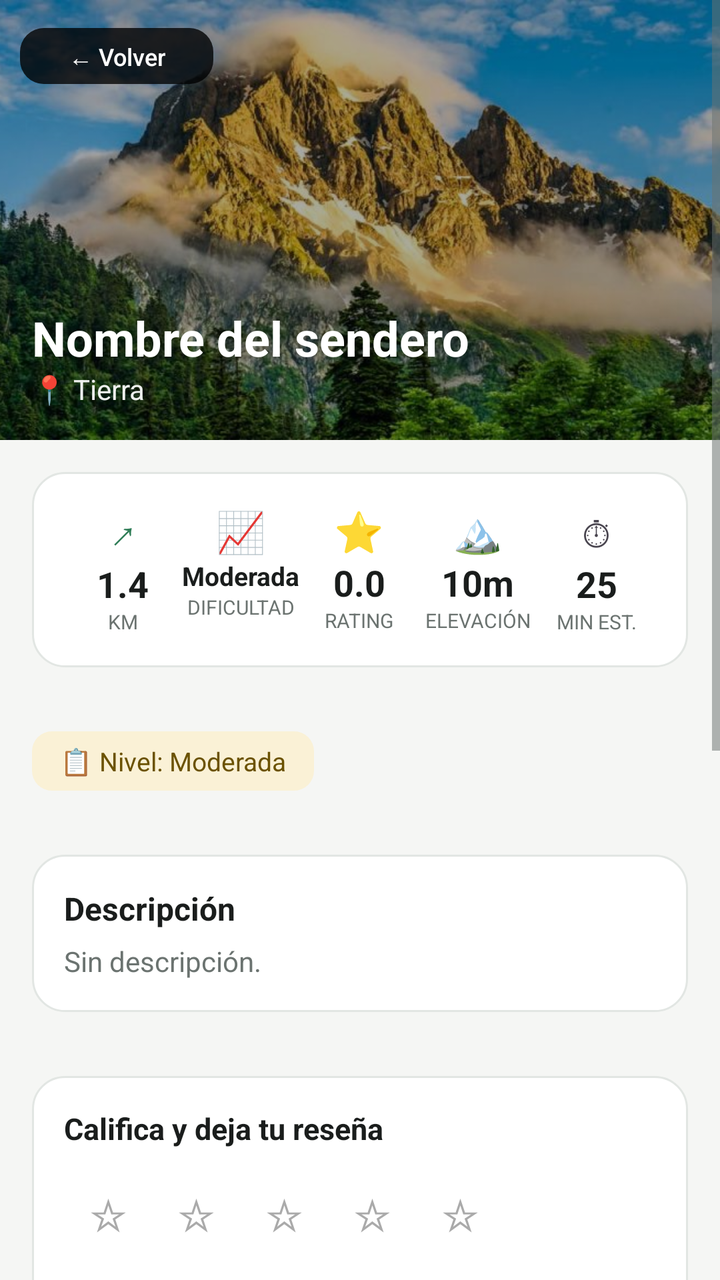
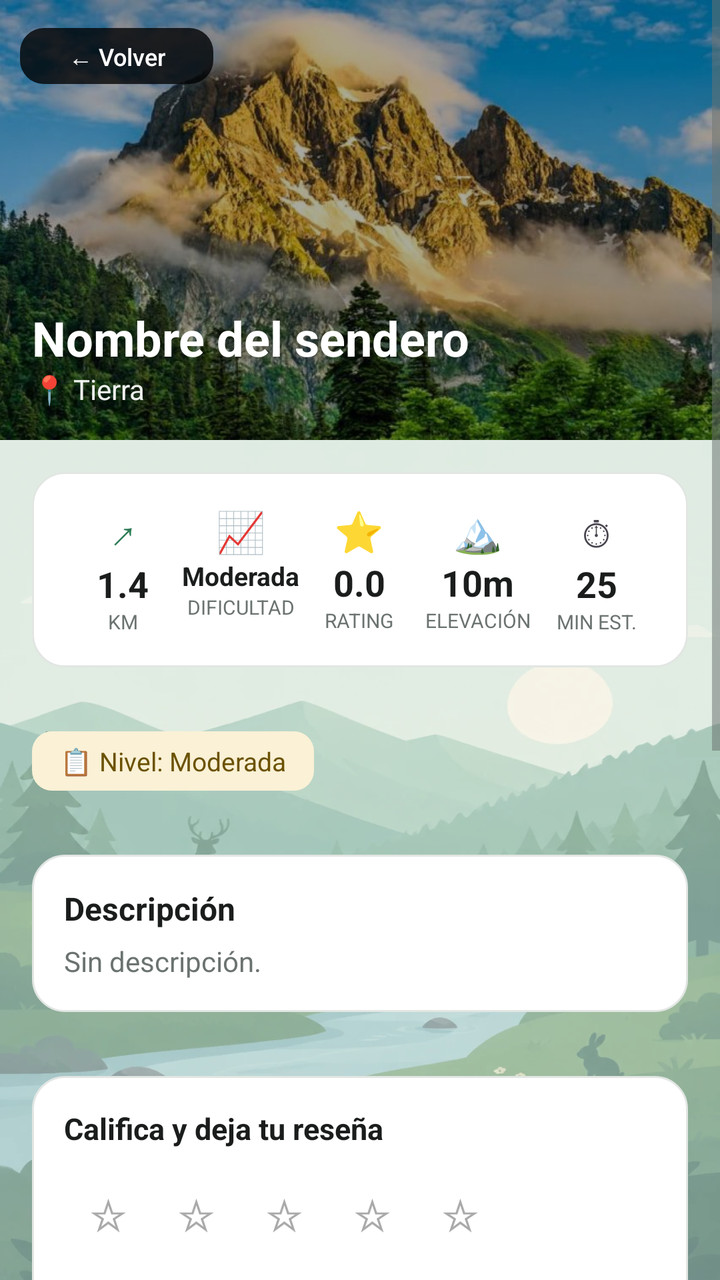

Two renders of the same Android screen: before a commit and after it. Below are the layout's source before the change and the commit's diff.
<!-- AndroidManifest.xml: application theme Theme.RunGuide -->
<!-- res/layout/activity_detalle_sendero.xml -->
<?xml version="1.0" encoding="utf-8"?>
<ScrollView xmlns:android="http://schemas.android.com/apk/res/android"
    android:layout_width="match_parent"
    android:layout_height="match_parent"
    android:background="@color/fondo_app">

    <LinearLayout
        android:layout_width="match_parent"
        android:layout_height="wrap_content"
        android:orientation="vertical">

        
        <FrameLayout
            android:layout_width="match_parent"
            android:layout_height="220dp">

            <ImageView
                android:id="@+id/imgPortada"
                android:layout_width="match_parent"
                android:layout_height="match_parent"
                android:scaleType="centerCrop"
                android:src="@drawable/montana" />

            <View
                android:layout_width="match_parent"
                android:layout_height="match_parent"
                android:background="#55000000" />

            <LinearLayout
                android:layout_width="match_parent"
                android:layout_height="wrap_content"
                android:layout_gravity="bottom"
                android:orientation="vertical"
                android:padding="16dp">

                <TextView
                    android:id="@+id/tvNombre"
                    android:layout_width="wrap_content"
                    android:layout_height="wrap_content"
                    android:text="@string/nombre_del_sendero_2"
                    android:textSize="24sp"
                    android:textStyle="bold"
                    android:textColor="#FFFFFF" />

                <TextView
                    android:id="@+id/tvTipoTerreno"
                    android:layout_width="wrap_content"
                    android:layout_height="wrap_content"
                    android:text="@string/tierra"
                    android:textSize="14sp"
                    android:textColor="@color/gris_campo" />

            </LinearLayout>

            <Button
                android:id="@+id/btnVolver"
                android:layout_width="wrap_content"
                android:layout_height="36dp"
                android:text="@string/volver"
                android:textSize="12sp"
                android:layout_gravity="top|start"
                android:layout_margin="10dp"
                android:backgroundTint="#88000000"
                android:textColor="#FFFFFF" />

        </FrameLayout>

        
        <LinearLayout
            android:layout_width="match_parent"
            android:layout_height="wrap_content"
            android:orientation="horizontal"
            android:layout_margin="16dp"
            android:background="@drawable/bg_card"
            android:padding="16dp">

            <LinearLayout
                android:layout_width="0dp"
                android:layout_weight="1"
                android:layout_height="wrap_content"
                android:orientation="vertical"
                android:gravity="center">

                <TextView
                    android:layout_width="wrap_content"
                    android:layout_height="wrap_content"
                    android:text="↗"
                    android:textSize="20sp"
                    android:textColor="@color/verde_primario"/>

                <TextView
                    android:id="@+id/tvDistancia"
                    android:layout_width="wrap_content"
                    android:layout_height="wrap_content"
                    android:text="1.4"
                    android:textSize="18sp"
                    android:textStyle="bold"
                    android:textColor="@color/texto_principal"/>

                <TextView
                    android:layout_width="wrap_content"
                    android:layout_height="wrap_content"
                    android:text="@string/km"
                    android:textSize="10sp"
                    android:textColor="@color/texto_secundario"/>

            </LinearLayout>

            <LinearLayout
                android:layout_width="0dp"
                android:layout_weight="1"
                android:layout_height="wrap_content"
                android:orientation="vertical"
                android:gravity="center">

                <TextView
                    android:layout_width="wrap_content"
                    android:layout_height="wrap_content"
                    android:text="📈"
                    android:textSize="20sp"/>

                <TextView
                    android:id="@+id/tvDificultad"
                    android:layout_width="wrap_content"
                    android:layout_height="wrap_content"
                    android:text="@string/moderada"
                    android:textSize="13sp"
                    android:textStyle="bold"
                    android:textColor="@color/texto_principal"/>

                <TextView
                    android:layout_width="wrap_content"
                    android:layout_height="wrap_content"
                    android:text="@string/dificultad"
                    android:textSize="10sp"
                    android:textColor="@color/texto_secundario"/>

            </LinearLayout>

            <LinearLayout
                android:layout_width="0dp"
                android:layout_weight="1"
                android:layout_height="wrap_content"
                android:orientation="vertical"
                android:gravity="center">

                <TextView
                    android:layout_width="wrap_content"
                    android:layout_height="wrap_content"
                    android:text="⭐"
                    android:textSize="20sp"/>

                <TextView
                    android:id="@+id/tvRating"
                    android:layout_width="wrap_content"
                    android:layout_height="wrap_content"
                    android:text="0.0"
                    android:textSize="18sp"
                    android:textStyle="bold"
                    android:textColor="@color/texto_principal"/>

                <TextView
                    android:layout_width="wrap_content"
                    android:layout_height="wrap_content"
                    android:text="@string/rating"
                    android:textSize="10sp"
                    android:textColor="@color/texto_secundario"/>

            </LinearLayout>

            <LinearLayout
                android:layout_width="0dp"
                android:layout_weight="1"
                android:layout_height="wrap_content"
                android:orientation="vertical"
                android:gravity="center">

                <TextView
                    android:layout_width="wrap_content"
                    android:layout_height="wrap_content"
                    android:text="🏔"
                    android:textSize="20sp"/>

                <TextView
                    android:id="@+id/tvElevacion"
                    android:layout_width="wrap_content"
                    android:layout_height="wrap_content"
                    android:text="@string/elevacion_ejemplo"
                    android:textSize="18sp"
                    android:textStyle="bold"
                    android:textColor="@color/texto_principal"/>

                <TextView
                    android:layout_width="wrap_content"
                    android:layout_height="wrap_content"
                    android:text="@string/elevacion"
                    android:textSize="10sp"
                    android:textColor="@color/texto_secundario"/>

            </LinearLayout>

            <LinearLayout
                android:layout_width="0dp"
                android:layout_weight="1"
                android:layout_height="wrap_content"
                android:orientation="vertical"
                android:gravity="center">

                <TextView
                    android:layout_width="wrap_content"
                    android:layout_height="wrap_content"
                    android:text="⏱"
                    android:textSize="20sp"/>

                <TextView
                    android:id="@+id/tvTiempo"
                    android:layout_width="wrap_content"
                    android:layout_height="wrap_content"
                    android:text="25"
                    android:textSize="18sp"
                    android:textStyle="bold"
                    android:textColor="@color/texto_principal"/>

                <TextView
                    android:layout_width="wrap_content"
                    android:layout_height="wrap_content"
                    android:text="@string/min_est"
                    android:textSize="10sp"
                    android:textColor="@color/texto_secundario"/>

            </LinearLayout>

        </LinearLayout>

        
        <TextView
            android:id="@+id/tvNivelBadge"
            android:layout_width="wrap_content"
            android:layout_height="wrap_content"
            android:layout_margin="16dp"
            android:paddingStart="14dp"
            android:paddingEnd="14dp"
            android:paddingTop="6dp"
            android:paddingBottom="6dp"
            android:text="@string/nivel_moderada"
            android:textSize="13sp"
            android:textColor="@color/amarillo_texto"
            android:background="@drawable/bg_badge_amarillo" />

        
        <LinearLayout
            android:layout_width="match_parent"
            android:layout_height="wrap_content"
            android:orientation="vertical"
            android:layout_margin="16dp"
            android:background="@drawable/bg_card"
            android:padding="16dp">

            <TextView
                android:layout_width="wrap_content"
                android:layout_height="wrap_content"
                android:text="@string/descripcion"
                android:textSize="16sp"
                android:textStyle="bold"
                android:textColor="@color/texto_principal"
                android:layout_marginBottom="6dp"/>

            <TextView
                android:id="@+id/tvDescripcion"
                android:layout_width="match_parent"
                android:layout_height="wrap_content"
                android:text="@string/sin_descripcion"
                android:textSize="14sp"
                android:textColor="@color/texto_secundario"
                android:lineSpacingExtra="4dp"/>

        </LinearLayout>

        
        <LinearLayout
            android:id="@+id/cardMapa"
            android:layout_width="match_parent"
            android:layout_height="wrap_content"
            android:orientation="vertical"
            android:layout_marginStart="16dp"
            android:layout_marginEnd="16dp"
            android:layout_marginBottom="16dp"
            android:background="@drawable/bg_card"
            android:padding="16dp"
            android:visibility="gone">

            <TextView
                android:layout_width="wrap_content"
                android:layout_height="wrap_content"
                android:text="@string/ubicacion_mapa_titulo"
                android:textSize="16sp"
                android:textStyle="bold"
                android:textColor="@color/texto_principal"
                android:layout_marginBottom="10dp" />

            <FrameLayout
                android:id="@+id/mapaContenedor"
                android:layout_width="match_parent"
                android:layout_height="190dp"
                android:background="@color/gris_campo" />

            <LinearLayout
                android:layout_width="match_parent"
                android:layout_height="wrap_content"
                android:orientation="horizontal"
                android:layout_marginTop="12dp">

                <Button
                    android:id="@+id/btnAbrirMapa"
                    style="@style/Widget.Material3.Button.OutlinedButton"
                    android:layout_width="0dp"
                    android:layout_weight="1"
                    android:layout_height="48dp"
                    android:text="@string/abrir_en_maps"
                    android:textSize="13sp"
                    android:textColor="@color/texto_principal"
                    android:layout_marginEnd="6dp" />

                <Button
                    android:id="@+id/btnComoLlegar"
                    android:layout_width="0dp"
                    android:layout_weight="1"
                    android:layout_height="48dp"
                    android:text="@string/como_llegar"
                    android:textSize="13sp"
                    android:backgroundTint="@color/verde_primario"
                    android:textColor="#FFFFFF"
                    android:layout_marginStart="6dp" />
            </LinearLayout>

        </LinearLayout>

        
        <LinearLayout
            android:layout_width="match_parent"
            android:layout_height="wrap_content"
            android:orientation="vertical"
            android:layout_margin="16dp"
            android:background="@drawable/bg_card"
            android:padding="16dp">

            <TextView
                android:layout_width="wrap_content"
                android:layout_height="wrap_content"
                android:text="@string/califica_y_deja_tu_resena"
                android:textSize="15sp"
                android:textStyle="bold"
                android:textColor="@color/texto_principal"
                android:layout_marginBottom="10dp"/>

            
            <LinearLayout
                android:layout_width="wrap_content"
                android:layout_height="wrap_content"
                android:orientation="horizontal"
                android:layout_marginBottom="12dp">

                <Button
                    android:id="@+id/star1"
                    android:layout_width="44dp"
                    android:layout_height="44dp"
                    android:text="☆"
                    android:textSize="22sp"
                    android:backgroundTint="@android:color/transparent"
                    android:textColor="@android:color/darker_gray"
                    android:padding="0dp"/>

                <Button
                    android:id="@+id/star2"
                    android:layout_width="44dp"
                    android:layout_height="44dp"
                    android:text="☆"
                    android:textSize="22sp"
                    android:backgroundTint="@android:color/transparent"
                    android:textColor="@android:color/darker_gray"
                    android:padding="0dp"/>

                <Button
                    android:id="@+id/star3"
                    android:layout_width="44dp"
                    android:layout_height="44dp"
                    android:text="☆"
                    android:textSize="22sp"
                    android:backgroundTint="@android:color/transparent"
                    android:textColor="@android:color/darker_gray"
                    android:padding="0dp"/>

                <Button
                    android:id="@+id/star4"
                    android:layout_width="44dp"
                    android:layout_height="44dp"
                    android:text="☆"
                    android:textSize="22sp"
                    android:backgroundTint="@android:color/transparent"
                    android:textColor="@android:color/darker_gray"
                    android:padding="0dp"/>

                <Button
                    android:id="@+id/star5"
                    android:layout_width="44dp"
                    android:layout_height="44dp"
                    android:text="☆"
                    android:textSize="22sp"
                    android:backgroundTint="@android:color/transparent"
                    android:textColor="@android:color/darker_gray"
                    android:padding="0dp"/>

            </LinearLayout>

            
            <EditText
                android:id="@+id/etResena"
                android:layout_width="match_parent"
                android:layout_height="wrap_content"
                android:hint="@string/escribe_tu_resena_aqui"
                android:minLines="3"
                android:maxLines="5"
                android:inputType="textMultiLine"
                android:background="@drawable/bg_input"
                android:padding="10dp"
                android:layout_marginBottom="10dp"/>

            
            <ImageView
                android:id="@+id/imgFotoResena"
                android:layout_width="match_parent"
                android:layout_height="150dp"
                android:scaleType="centerCrop"
                android:background="@color/gris_campo"
                android:visibility="gone"
                android:layout_marginBottom="8dp"/>

            
            <TextView
                android:id="@+id/tvFotoResenaEstado"
                android:layout_width="wrap_content"
                android:layout_height="wrap_content"
                android:text="@string/sin_foto_opcional"
                android:textSize="12sp"
                android:textColor="@color/texto_secundario"
                android:layout_marginBottom="8dp"/>

            
            <Button
                android:id="@+id/btnFotoResena"
                android:layout_width="match_parent"
                android:layout_height="40dp"
                android:text="@string/agregar_foto_a_la_resena"
                android:textSize="13sp"
                android:backgroundTint="@color/verde_claro"
                android:textColor="@color/verde_primario"
                android:layout_marginBottom="10dp"/>

            
            <Button
                android:id="@+id/btnEnviarResena"
                android:layout_width="match_parent"
                android:layout_height="46dp"
                android:text="@string/publicar_resena"
                android:textSize="14sp"
                android:backgroundTint="@color/verde_primario"
                android:textColor="#FFFFFF"/>

        </LinearLayout>

        
        <LinearLayout
            android:layout_width="match_parent"
            android:layout_height="wrap_content"
            android:orientation="vertical"
            android:layout_marginStart="16dp"
            android:layout_marginEnd="16dp"
            android:layout_marginBottom="8dp">

            <Button
                android:id="@+id/btnVerResenas"
                android:layout_width="match_parent"
                android:layout_height="46dp"
                android:text="@string/ver_resenas_0"
                android:textSize="14sp"
                android:backgroundTint="@color/superficie"
                android:textColor="@color/texto_principal"/>

        </LinearLayout>

        
        <LinearLayout
            android:layout_width="match_parent"
            android:layout_height="wrap_content"
            android:orientation="vertical"
            android:paddingStart="16dp"
            android:paddingEnd="16dp"
            android:paddingBottom="24dp">

            <Button
                android:id="@+id/btnIniciarRuta"
                android:layout_width="match_parent"
                android:layout_height="52dp"
                android:text="@string/iniciar_esta_ruta"
                android:textSize="16sp"
                android:backgroundTint="@color/amarillo"
                android:textColor="@color/texto_principal"
                android:textStyle="bold"
                android:layout_marginBottom="10dp"/>

            <Button
                android:id="@+id/btnFavorito"
                android:layout_width="match_parent"
                android:layout_height="52dp"
                android:text="@string/guardar_en_favoritos"
                android:textSize="15sp"
                android:backgroundTint="@color/superficie"
                android:textColor="@color/verde_primario"
                android:layout_marginBottom="10dp"/>

        </LinearLayout>

    </LinearLayout>

</ScrollView>
<!-- resources referenced by this layout -->
<resources>
  <color name="amarillo">#E8B93C</color>
  <color name="amarillo_texto">#6B5200</color>
  <color name="fondo_app">#F5F6F4</color>
  <color name="gris_campo">#EEF0EE</color>
  <color name="superficie">#FFFFFF</color>
  <color name="texto_principal">#1A1D1C</color>
  <color name="texto_secundario">#6B7370</color>
  <color name="verde_claro">#E7F0EA</color>
  <color name="verde_primario">#2F7D57</color>
  <string name="abrir_en_maps">Abrir en Google Maps</string>
  <string name="como_llegar">Cómo llegar</string>
  <string name="descripcion">Descripción</string>
  <string name="dificultad">DIFICULTAD</string>
  <string name="elevacion">ELEVACIÓN</string>
  <string name="elevacion_ejemplo">10m</string>
  <string name="iniciar_esta_ruta">▶  Iniciar esta ruta</string>
  <string name="km">KM</string>
  <string name="min_est">MIN EST.</string>
  <string name="moderada">Moderada</string>
  <string name="nivel_moderada">📋 Nivel: Moderada</string>
  <string name="publicar_resena">✅ Publicar reseña</string>
  <string name="rating">RATING</string>
  <string name="sin_descripcion">Sin descripción.</string>
  <string name="sin_foto_opcional">Sin foto (opcional)</string>
  <string name="tierra">📍 Tierra</string>
  <string name="ver_resenas_0">💬 Ver Reseñas (0)</string>
  <string name="volver">← Volver</string>
  <color name="amarillo_claro">#FAF1D6</color>
  <color name="borde">#E2E6E3</color>
  <style name="Base.Theme.RunGuide" parent="Theme.Material3.DayNight.NoActionBar">
          <item name="colorPrimary">@color/verde_primario</item>
          <item name="colorOnPrimary">@color/white</item>
          <item name="colorPrimaryContainer">@color/verde_claro</item>
          <item name="colorOnPrimaryContainer">@color/verde_oscuro</item>
          <item name="colorSecondary">@color/amarillo</item>
          <item name="colorOnSecondary">@color/negro_carbon</item>
          <item name="colorSecondaryContainer">@color/amarillo_claro</item>
          <item name="colorOnSecondaryContainer">@color/amarillo_texto</item>
          <item name="colorOutline">@color/borde</item>
          <item name="colorSurface">@color/superficie</item>
          <item name="colorOnSurface">@color/texto_principal</item>
          <item name="android:colorBackground">@color/fondo_app</item>
          <item name="android:textColorPrimary">@color/texto_principal</item>
          <item name="android:textColorSecondary">@color/texto_secundario</item>
          <item name="android:statusBarColor">@color/negro_carbon</item>
          <item name="android:windowLightStatusBar">false</item>
          <item name="materialButtonStyle">@style/Widget.RunGuide.Button</item>
          <item name="shapeAppearanceSmallComponent">@style/ShapeAppearance.RunGuide.Small</item>
          <item name="shapeAppearanceMediumComponent">@style/ShapeAppearance.RunGuide.Medium</item>
      </style>
  <color name="white">#FFFFFFFF</color>
  <color name="verde_oscuro">#1F5A3F</color>
  <color name="negro_carbon">#171B1A</color>
  <!-- unchanged entries left out for length: 14 -->
</resources>

<!-- the commit's change to res/layout/activity_detalle_sendero.xml (unified diff, before → after) -->
@@ -2,7 +2,7 @@
 <ScrollView xmlns:android="http://schemas.android.com/apk/res/android"
     android:layout_width="match_parent"
     android:layout_height="match_parent"
-    android:background="@color/fondo_app">
+    android:background="@android:color/transparent">
 
     <LinearLayout
         android:layout_width="match_parent"
@@ -298,11 +298,40 @@
                 android:textColor="@color/texto_principal"
                 android:layout_marginBottom="10dp" />
 
+            
             <FrameLayout
-                android:id="@+id/mapaContenedor"
                 android:layout_width="match_parent"
                 android:layout_height="190dp"
-                android:background="@color/gris_campo" />
+                android:background="@color/gris_campo">
+
+                <org.osmdroid.views.MapView
+                    android:id="@+id/mapaDetalle"
+                    android:layout_width="match_parent"
+                    android:layout_height="match_parent" />
+
+                <View
+                    android:id="@+id/mapaToque"
+                    android:layout_width="match_parent"
+                    android:layout_height="match_parent"
+                    android:clickable="true"
+                    android:focusable="true"
+                    android:contentDescription="@string/ver_resumen_ruta" />
+
+                <TextView
+                    android:layout_width="wrap_content"
+                    android:layout_height="wrap_content"
+                    android:layout_gravity="bottom|start"
+                    android:layout_margin="10dp"
+                    android:text="@string/ver_resumen_ruta"
+                    android:textSize="12sp"
+                    android:textStyle="bold"
+                    android:textColor="@color/verde_oscuro"
+                    android:paddingStart="12dp"
+                    android:paddingEnd="12dp"
+                    android:paddingTop="6dp"
+                    android:paddingBottom="6dp"
+                    android:background="@drawable/bg_badge" />
+            </FrameLayout>
 
             <LinearLayout
                 android:layout_width="match_parent"
<!-- resource entries referenced after the edit -->
@@ -3,13 +3,36 @@
   <color name="amarillo">#E8B93C</color>
   <color name="amarillo_texto">#6B5200</color>
   <color name="fondo_app">#F5F6F4</color>
+  <!-- drawable fondo_app (drawable) -->
+  <?xml version="1.0" encoding="utf-8"?>
+  <layer-list xmlns:android="http://schemas.android.com/apk/res/android">
+      <item android:drawable="@color/fondo_app" />
+      <item>
+          <bitmap
+              android:src="@drawable/fondo_paisaje"
+              android:gravity="fill" />
+      </item>
+      <item>
+          <shape android:shape="rectangle">
+              <solid android:color="@color/velo_fondo" />
+          </shape>
+      </item>
+  </layer-list>
+  <!-- drawable fondo_paisaje: webp bitmap (drawable-nodpi, 37966 bytes) -->
+  <color name="velo_fondo">#4DF5F6F4</color>
   <color name="gris_campo">#EEF0EE</color>
   <color name="superficie">#FFFFFF</color>
   <color name="texto_principal">#1A1D1C</color>
   <color name="texto_secundario">#6B7370</color>
   <color name="verde_claro">#E7F0EA</color>
   <color name="verde_primario">#2F7D57</color>
-  <string name="abrir_en_maps">Abrir en Google Maps</string>
+  <!-- drawable bg_badge (drawable) -->
+  <?xml version="1.0" encoding="utf-8"?>
+  <shape xmlns:android="http://schemas.android.com/apk/res/android" android:shape="rectangle">
+      <solid android:color="@color/superficie" />
+      <corners android:radius="10dp" />
+  </shape>
+  <string name="abrir_en_maps">Abrir en mapas</string>
   <string name="como_llegar">Cómo llegar</string>
   <string name="descripcion">Descripción</string>
   <string name="dificultad">DIFICULTAD</string>
@@ -26,6 +49,7 @@
   <string name="sin_foto_opcional">Sin foto (opcional)</string>
   <string name="tierra">📍 Tierra</string>
   <string name="ver_resenas_0">💬 Ver Reseñas (0)</string>
+  <string name="ver_resumen_ruta">Ver resumen de la ruta</string>
   <string name="volver">← Volver</string>
   <color name="amarillo_claro">#FAF1D6</color>
   <color name="borde">#E2E6E3</color>
@@ -42,6 +66,7 @@
           <item name="colorSurface">@color/superficie</item>
           <item name="colorOnSurface">@color/texto_principal</item>
           <item name="android:colorBackground">@color/fondo_app</item>
+          <item name="android:windowBackground">@drawable/fondo_app</item>
           <item name="android:textColorPrimary">@color/texto_principal</item>
           <item name="android:textColorSecondary">@color/texto_secundario</item>
           <item name="android:statusBarColor">@color/negro_carbon</item>
